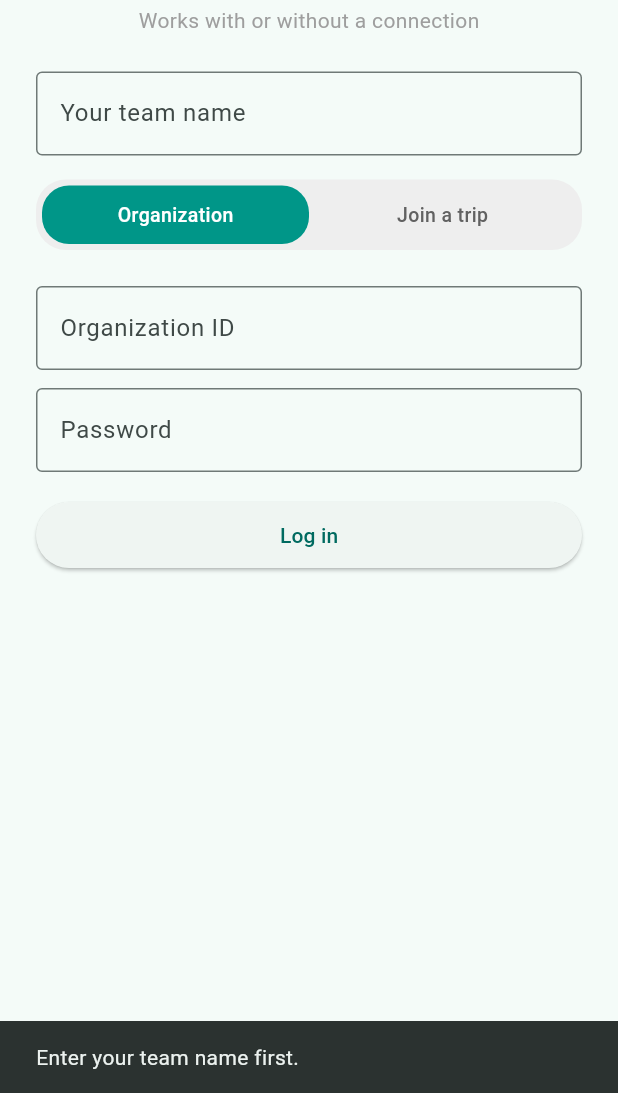
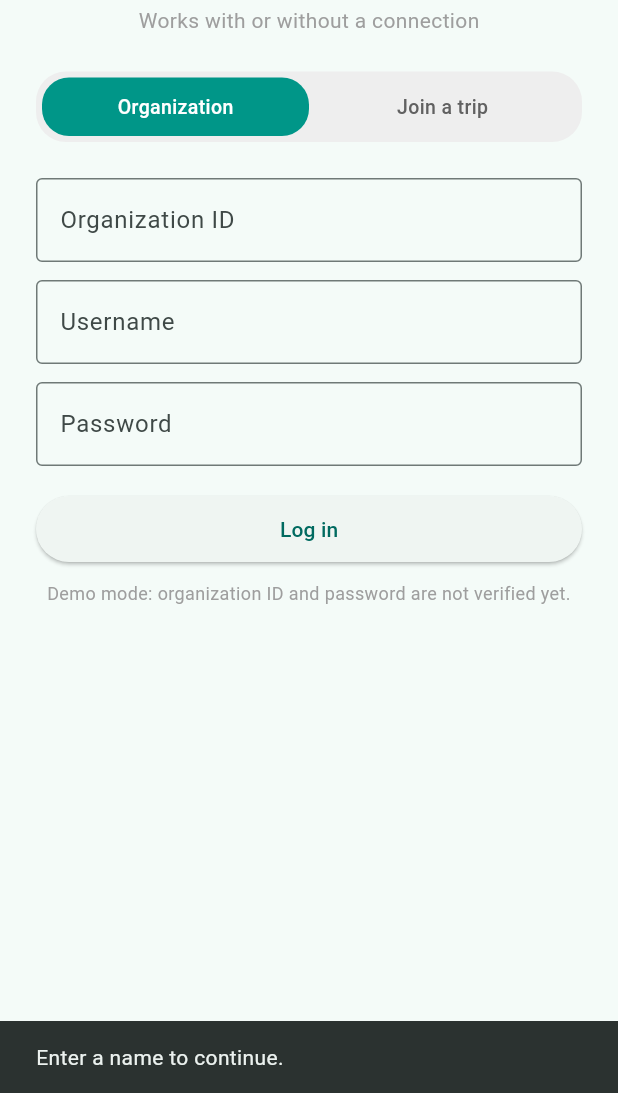
Before and after one commit to CSEProjectVault/mesh_link, a Flutter app: the screen it shows after launch, after a tap on "Log in", on a phone screen of 412 x 824 dp, the part 143-1236 px from its top. Run offline on Flutter 3.47's test engine with Material 3 defaults, Android fonts, the phone set to English and light mode, and no system bars; our stand-ins replace device_info_plus, permission_handler, sqflite; missing offline and left inert: nearby_connections; accounts and stored records are empty.

Commit message:
login page

```diff
--- a/lib/screens/login_join_screen.dart
+++ b/lib/screens/login_join_screen.dart
@@ -11,26 +11,28 @@ class LoginJoinScreen extends StatefulWidget {
 class _LoginJoinScreenState extends State<LoginJoinScreen> {
   // Which tab is currently selected. Changing it redraws the screen.
   bool showOrgTab = true;
-  final _teamController = TextEditingController();
+  final _usernameController = TextEditingController();
+  final _tripNameController = TextEditingController();
 
   @override
   void dispose() {
-    _teamController.dispose();
+    _usernameController.dispose();
+    _tripNameController.dispose();
     super.dispose();
   }
 
-  /// Every way into the app goes through here. The team name becomes this
-  /// phone's identity: it labels reports, messages and the Nearby device name,
-  /// so the two phones must use different names (e.g. Alpha and Bravo).
-  void _enter() {
-    final name = _teamController.text.trim();
-    if (name.isEmpty) {
+  /// The username (or trip name) becomes this phone's identity. It labels
+  /// the reports and messages this phone writes, and decides which chat
+  /// bubbles show as "mine". Two phones must use different names.
+  void _enter(String name) {
+    final trimmed = name.trim();
+    if (trimmed.isEmpty) {
       ScaffoldMessenger.of(context).showSnackBar(
-        const SnackBar(content: Text('Enter your team name first.')),
+        const SnackBar(content: Text('Enter a name to continue.')),
       );
       return;
     }
-    DeviceIdentity.current = name;
+    DeviceIdentity.current = trimmed;
     Navigator.pushReplacementNamed(context, '/home');
   }
 
@@ -53,16 +55,6 @@ class _LoginJoinScreenState extends State<LoginJoinScreen> {
                 style: TextStyle(color: Colors.grey),
               ),
               const SizedBox(height: 24),
-              TextField(
-                controller: _teamController,
-                textCapitalization: TextCapitalization.words,
-                decoration: const InputDecoration(
-                  labelText: 'Your team name',
-                  hintText: 'e.g. Alpha',
-                  border: OutlineInputBorder(),
-                ),
-              ),
-              const SizedBox(height: 16),
               Container(
                 decoration: BoxDecoration(
                   color: Colors.grey[200],
@@ -125,6 +117,15 @@ class _LoginJoinScreenState extends State<LoginJoinScreen> {
           ),
         ),
         const SizedBox(height: 12),
+        TextField(
+          controller: _usernameController,
+          decoration: const InputDecoration(
+            labelText: 'Username',
+            hintText: 'e.g. alpha',
+            border: OutlineInputBorder(),
+          ),
+        ),
+        const SizedBox(height: 12),
         const TextField(
           obscureText: true,
           decoration: InputDecoration(
@@ -136,12 +137,18 @@ class _LoginJoinScreenState extends State<LoginJoinScreen> {
         SizedBox(
           width: double.infinity,
           child: ElevatedButton(
-            onPressed: _enter, // fake login for now
+            onPressed: () => _enter(_usernameController.text),
             child: const Padding(
               padding: EdgeInsets.symmetric(vertical: 12),
               child: Text('Log in'),
             ),
           ),
+        ),
+        const SizedBox(height: 10),
+        const Text(
+          'Demo mode: organization ID and password are not verified yet.',
+          style: TextStyle(color: Colors.grey, fontSize: 12),
+          textAlign: TextAlign.center,
         ),
       ],
     );
@@ -159,6 +166,15 @@ class _LoginJoinScreenState extends State<LoginJoinScreen> {
           ),
         ),
         const SizedBox(height: 12),
+        TextField(
+          controller: _tripNameController,
+          decoration: const InputDecoration(
+            labelText: 'Your name',
+            hintText: 'e.g. Meena',
+            border: OutlineInputBorder(),
+          ),
+        ),
+        const SizedBox(height: 12),
         SizedBox(
           width: double.infinity,
           child: OutlinedButton.icon(
@@ -171,7 +187,7 @@ class _LoginJoinScreenState extends State<LoginJoinScreen> {
         SizedBox(
           width: double.infinity,
           child: ElevatedButton(
-            onPressed: _enter,
+            onPressed: () => _enter(_tripNameController.text),
             child: const Padding(
               padding: EdgeInsets.symmetric(vertical: 12),
               child: Text('Join trip'),
@@ -180,7 +196,7 @@ class _LoginJoinScreenState extends State<LoginJoinScreen> {
         ),
         const SizedBox(height: 14),
         TextButton(
-          onPressed: _enter,
+          onPressed: () => _enter(_tripNameController.text),
           child: const Text('Start a new trip instead'),
         ),
       ],
```
